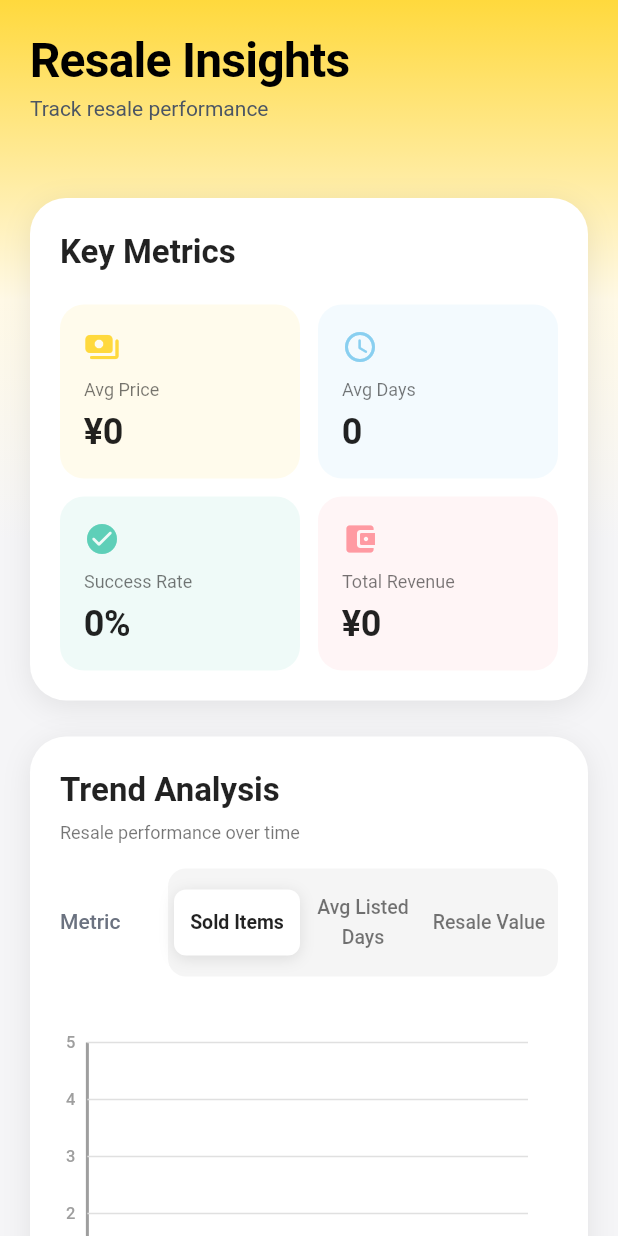
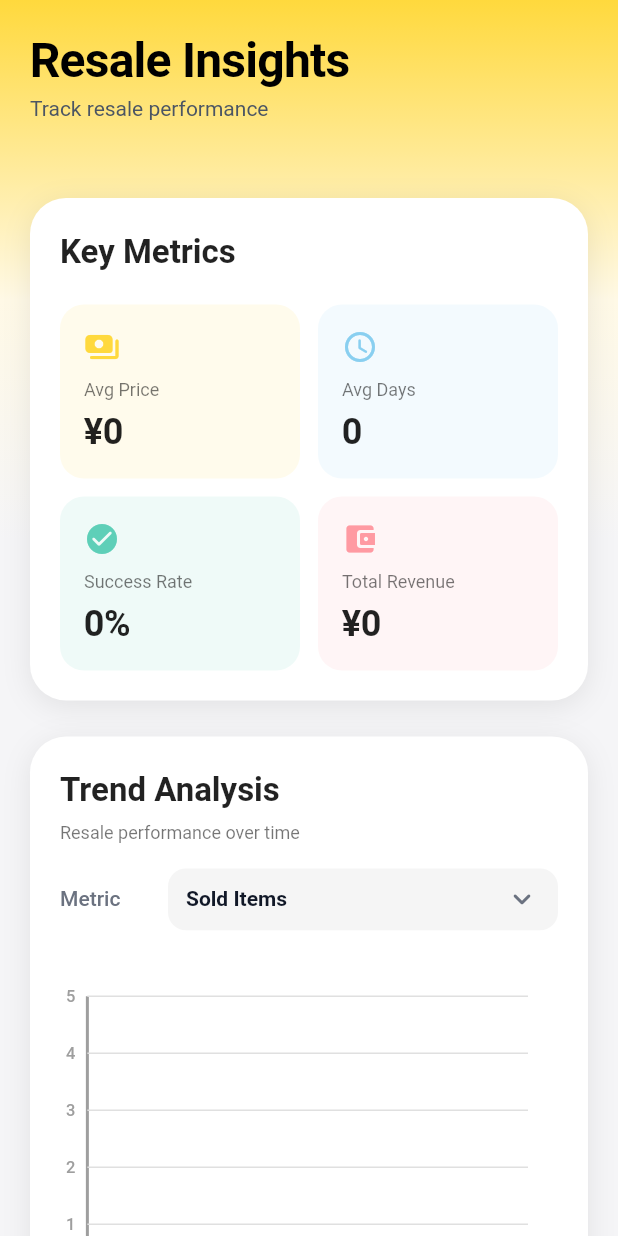
Before and after one commit to icaichen/KeepJoy, a Flutter app: the ResellAnalysisReportScreen screen opened directly with empty values, on a phone screen of 412 x 824 dp. Run offline on Flutter 3.47's test engine with Material 3 defaults, Android fonts, the phone set to English and light mode, and no system bars; our stand-ins replace cached_network_image, connectivity_plus, flutter_local_notifications, flutter_native_timezone, hive, hive_flutter and 7 more; missing offline and left inert: purchases_flutter; accounts and stored records are empty; project files that could hold a hidden picture were left out.

Commit message:
reports change

```diff
--- a/lib/features/insights/resell_analysis_report_screen.dart
+++ b/lib/features/insights/resell_analysis_report_screen.dart
@@ -337,79 +337,60 @@ class _ResellAnalysisReportScreenState
                                     const SizedBox(width: 12),
                                     Expanded(
                                       child: Container(
-                                        padding: const EdgeInsets.all(4),
+                                        padding: const EdgeInsets.symmetric(
+                                          horizontal: 12,
+                                          vertical: 8,
+                                        ),
                                         decoration: BoxDecoration(
                                           color: const Color(0xFFF5F5F5),
                                           borderRadius: BorderRadius.circular(
                                             12,
                                           ),
                                         ),
-                                        child: Row(
-                                          children: TrendMetric.values.map((
-                                            metric,
-                                          ) {
-                                            final isSelected =
-                                                _selectedMetric == metric;
-                                            return Expanded(
-                                              child: GestureDetector(
-                                                onTap: () {
+                                        child: DropdownButtonHideUnderline(
+                                          child: DropdownButton<TrendMetric>(
+                                            value: _selectedMetric,
+                                            isExpanded: true,
+                                            isDense: true,
+                                            icon: const Icon(
+                                              Icons.keyboard_arrow_down_rounded,
+                                              color: Color(0xFF6B7280),
+                                            ),
+                                            dropdownColor: Colors.white,
+                                            focusColor: Colors.transparent,
+                                            borderRadius: BorderRadius.circular(
+                                              12,
+                                            ),
+                                            onChanged: (value) {
+                                              if (value != null) {
                                                 setState(() {
-                                                    _selectedMetric = metric;
+                                                  _selectedMetric = value;
                                                 });
+                                              }
                                             },
-                                                child: Container(
-                                                  padding:
-                                                      const EdgeInsets.symmetric(
-                                                    vertical: 12,
-                                                  ),
-                                                  decoration: BoxDecoration(
-                                                    color: isSelected
-                                                        ? Colors.white
-                                                        : Colors.transparent,
-                                                    borderRadius:
-                                                        BorderRadius.circular(
-                                                          8,
-                                                        ),
-                                                    boxShadow: isSelected
-                                                        ? [
-                                                            BoxShadow(
-                                                              color: Colors.black
-                                                                  .withValues(
-                                                                alpha: 0.1,
-                                                              ),
-                                                              blurRadius: 8,
-                                                              offset:
-                                                                  const Offset(
-                                                                0,
-                                                                2,
-                                                              ),
-                                                            ),
-                                                          ]
-                                                        : [],
-                                                  ),
+                                            items: TrendMetric.values
+                                                .map(
+                                                  (metric) =>
+                                                      DropdownMenuItem<TrendMetric>(
+                                                    value: metric,
                                                     child: Text(
                                                       metric.label(isChinese),
-                                                    textAlign: TextAlign.center,
                                                       style: Theme.of(context)
                                                           .textTheme
                                                           .bodyMedium
                                                               ?.copyWith(
-                                                          color: isSelected
-                                                              ? Colors.black87
-                                                              : Colors.black54,
+                                                                fontSize: 14,
                                                                 fontWeight:
-                                                              isSelected
-                                                                  ? FontWeight
-                                                                      .w600
-                                                                  : FontWeight
-                                                                      .w500,
-                                                          fontSize: 13,
+                                                                    FontWeight.w600,
+                                                                color: const Color(
+                                                                  0xFF111827,
                                                                 ),
                                                               ),
                                                     ),
                                                   ),
-                                            );
-                                          }).toList(),
+                                                )
+                                                .toList(),
+                                          ),
                                         ),
                                       ),
                                     ),
@@ -706,61 +687,47 @@ class _ResellAnalysisReportScreenState
             const SizedBox(width: 12),
             Expanded(
               child: Container(
-                padding: const EdgeInsets.all(4),
+                padding: const EdgeInsets.symmetric(horizontal: 12, vertical: 8),
                 decoration: BoxDecoration(
                   color: const Color(0xFFF5F5F5),
                   borderRadius: BorderRadius.circular(12),
                 ),
-                child: Row(
-                  children: CategoryMetric.values.map((metric) {
-                    final isSelected = _selectedCategoryMetric == metric;
-                    return Expanded(
-                      child: GestureDetector(
-                        onTap: () {
+                child: DropdownButtonHideUnderline(
+                  child: DropdownButton<CategoryMetric>(
+                    value: _selectedCategoryMetric,
+                    isExpanded: true,
+                    isDense: true,
+                    icon: const Icon(
+                      Icons.keyboard_arrow_down_rounded,
+                      color: Color(0xFF6B7280),
+                    ),
+                    dropdownColor: Colors.white,
+                    focusColor: Colors.transparent,
+                    borderRadius: BorderRadius.circular(12),
+                    onChanged: (value) {
+                      if (value != null) {
                         setState(() {
-                            _selectedCategoryMetric = metric;
+                          _selectedCategoryMetric = value;
                         });
+                      }
                     },
-                        child: Container(
-                          padding: const EdgeInsets.symmetric(
-                            vertical: 12,
-                            horizontal: 4,
-                          ),
-                          decoration: BoxDecoration(
-                            color: isSelected
-                                ? Colors.white
-                                : Colors.transparent,
-                            borderRadius: BorderRadius.circular(8),
-                            boxShadow: isSelected
-                                ? [
-                                    BoxShadow(
-                                      color: Colors.black.withValues(
-                                        alpha: 0.1,
-                                      ),
-                                      blurRadius: 8,
-                                      offset: const Offset(0, 2),
-                                    ),
-                                  ]
-                                : [],
-                          ),
-                          child: AutoScaleText(
+                    items: CategoryMetric.values
+                        .map(
+                          (metric) => DropdownMenuItem<CategoryMetric>(
+                            value: metric,
+                          child: Text(
                             metric.label(isChinese),
-                            textAlign: TextAlign.center,
                             style: Theme.of(context).textTheme.bodyMedium
                                 ?.copyWith(
-                                  color: isSelected
-                                      ? Colors.black87
-                                      : Colors.black54,
-                                  fontWeight: isSelected
-                                      ? FontWeight.w600
-                                      : FontWeight.w500,
-                                  fontSize: 13,
+                                  fontSize: 14,
+                                  fontWeight: FontWeight.w600,
+                                  color: const Color(0xFF111827),
                                 ),
                           ),
                         ),
+                      )
+                        .toList(),
                   ),
-                    );
-                  }).toList(),
                 ),
               ),
             ),
--- a/lib/l10n/app_localizations_zh.dart
+++ b/lib/l10n/app_localizations_zh.dart
@@ -1624,7 +1624,7 @@ class AppLocalizationsZh extends AppLocalizations {
   String get noActivityThisDay => '这天没有活动';
 
   @override
-  String get joyCheck => '快乐提醒';
+  String get joyCheck => '轻盈提醒';
 
   @override
   String get joyCheckMessage1 => '从一年内没用过的物品开始整理';
--- a/lib/l10n/app_zh.arb
+++ b/lib/l10n/app_zh.arb
@@ -648,7 +648,7 @@
   },
   "noActivityThisDay": "这天没有活动",
 
-  "joyCheck": "快乐提醒",
+  "joyCheck": "轻盈提醒",
   "joyCheckMessage1": "从一年内没用过的物品开始整理",
   "joyCheckMessage2": "今天专注于一个小区域——一个抽屉、一个架子、一个角落",
   "joyCheckMessage3": "拿起每件物品问自己：它现在还服务于我的生活吗？",
```
Also changed, not shown: lib/features/insights/deep_cleaning_analysis_card.dart (+11 -0 lines), lib/features/insights/yearly_reports_screen.dart (+39 -80 lines), lib/features/items/items_screen.dart (+7 -9 lines). Lines whose indentation alone changed are shown as unchanged.
